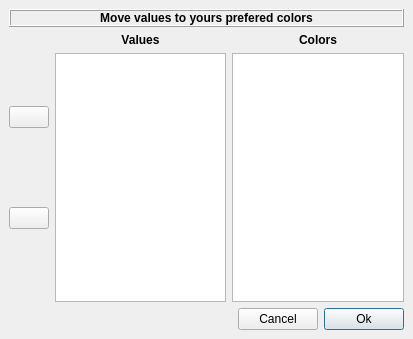
Above: plugins/colors/DoubleStringsListRelationDialog.ui from vadivelselvaraj/TulipGLImprovement before the change. Below: the same form after it.
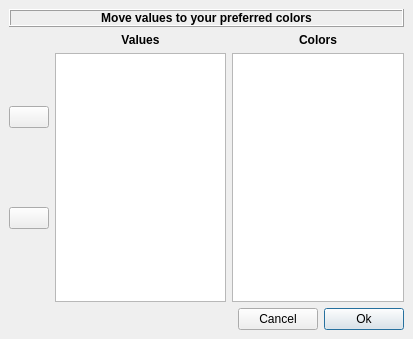
That is the form after the change. Icons and pictures are not drawn.

Commit message: integrate fixes from tulip_3_6_maint revisions #5555 & 5557

```diff
--- a/plugins/colors/DoubleStringsListRelationDialog.ui
+++ b/plugins/colors/DoubleStringsListRelationDialog.ui
@@ -44,7 +44,7 @@
          </font>
         </property>
         <property name="text" >
-         <string>Move values to yours prefered colors</string>
+         <string>Move values to your preferred colors</string>
         </property>
         <property name="alignment" >
          <set>Qt::AlignCenter</set>
```
The commit also changes 1 other file.
